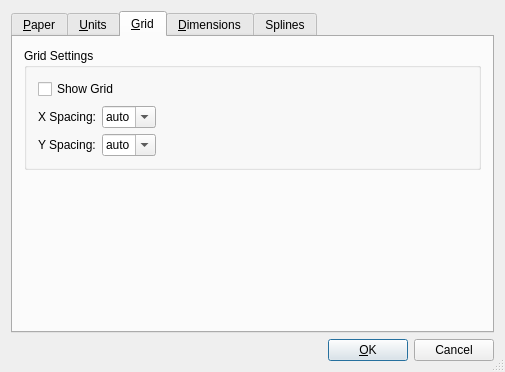
Above: src/ui/forms/qg_dlgoptionsdrawing.ui from LibreCAD/LibreCAD before the change. Below: the same form after it.
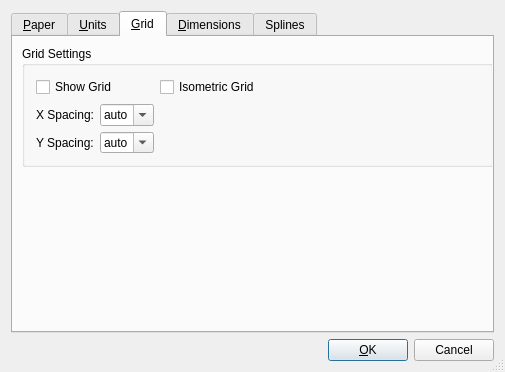
That is the form after the change. The open tabs and pages were chosen to show the change.

Commit message: Initial support for isometric grid, experimental feature

What changed in the file:
```diff
--- a/src/ui/forms/qg_dlgoptionsdrawing.ui
+++ b/src/ui/forms/qg_dlgoptionsdrawing.ui
@@ -414,9 +414,21 @@
       <attribute name="title">
        <string>&amp;Grid</string>
       </attribute>
-      <layout class="QVBoxLayout">
-       <item>
         <widget class="QGroupBox" name="bgGrid">
+       <property name="geometry">
+        <rect>
+         <x>9</x>
+         <y>9</y>
+         <width>471</width>
+         <height>121</height>
+        </rect>
+       </property>
+       <property name="minimumSize">
+        <size>
+         <width>120</width>
+         <height>60</height>
+        </size>
+       </property>
          <property name="title">
           <string>Grid Settings</string>
          </property>
@@ -430,6 +442,29 @@
               </property>
              </widget>
             </item>
+          <item>
+           <spacer name="horizontalSpacer">
+            <property name="orientation">
+             <enum>Qt::Horizontal</enum>
+            </property>
+            <property name="sizeHint" stdset="0">
+             <size>
+              <width>40</width>
+              <height>20</height>
+             </size>
+            </property>
+           </spacer>
+          </item>
+          <item>
+           <widget class="QCheckBox" name="cbIsometricGrid">
+            <property name="toolTip">
+             <string>Use isometric grid</string>
+            </property>
+            <property name="text">
+             <string>Isometric Grid</string>
+            </property>
+           </widget>
+          </item>
             <item>
              <spacer name="spacer16">
               <property name="orientation">
@@ -570,24 +605,6 @@
           </item>
          </layout>
         </widget>
-       </item>
-       <item>
-        <spacer name="spacer17">
-         <property name="orientation">
-          <enum>Qt::Vertical</enum>
-         </property>
-         <property name="sizeType">
-          <enum>QSizePolicy::Expanding</enum>
-         </property>
-         <property name="sizeHint" stdset="0">
-          <size>
-           <width>20</width>
-           <height>71</height>
-          </size>
-         </property>
-        </spacer>
-       </item>
-      </layout>
      </widget>
      <widget class="QWidget" name="tab4">
       <attribute name="title">
```
Left out of the diff: 2 changed lines with no effect on the pictures. Lines whose indentation alone changed are shown as unchanged. The commit also changes 6 other files.
